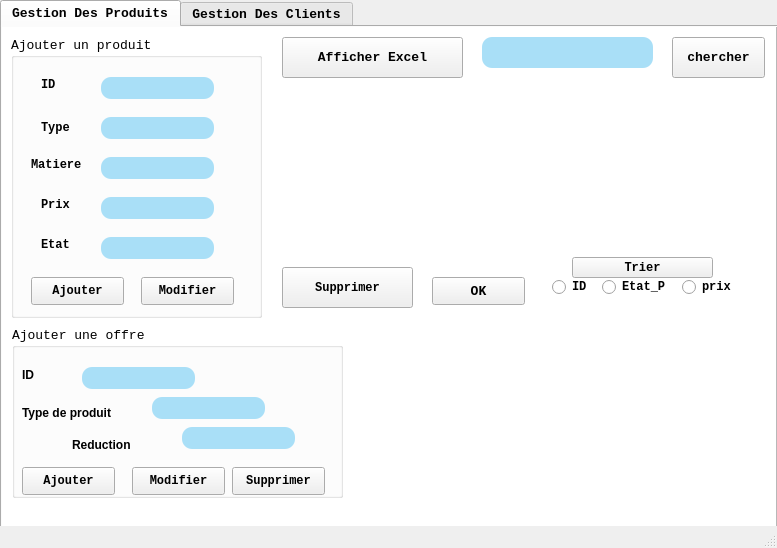
Above: mainwindow.ui from azizgarba/Smart_Dry_Cleaner_2A2 before the change. Below: the same form after it.
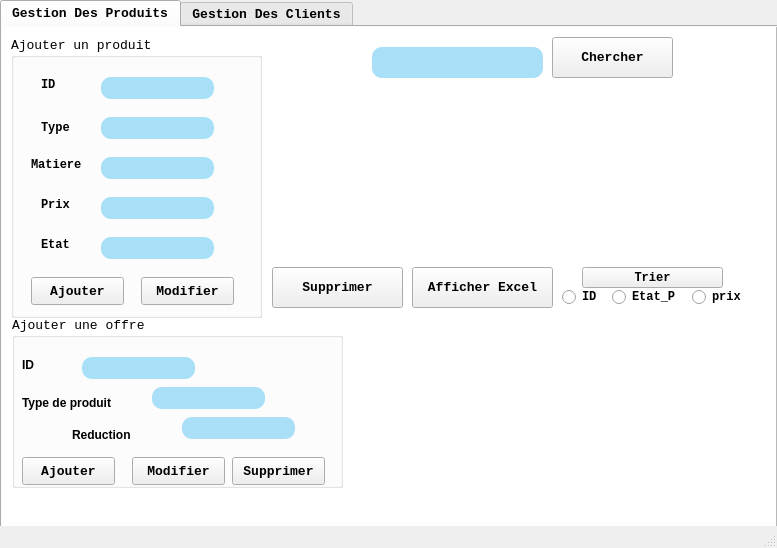
That is the form after the change. Icons and pictures are not drawn.

What changed in the file:
```diff
--- a/mainwindow.ui
+++ b/mainwindow.ui
@@ -72,7 +72,7 @@
      <widget class="QPushButton" name="pushButton_7">
       <property name="geometry">
        <rect>
-        <x>280</x>
+        <x>270</x>
         <y>240</y>
         <width>131</width>
         <height>41</height>
@@ -81,7 +81,7 @@
       <property name="font">
        <font>
         <family>Consolas</family>
-        <pointsize>9</pointsize>
+        <pointsize>10</pointsize>
         <weight>75</weight>
         <italic>false</italic>
         <bold>true</bold>
@@ -97,8 +97,8 @@
      <widget class="QLineEdit" name="lineEdit_7">
       <property name="geometry">
        <rect>
-        <x>480</x>
-        <y>10</y>
+        <x>370</x>
+        <y>20</y>
         <width>171</width>
         <height>31</height>
        </rect>
@@ -362,7 +362,7 @@
        <property name="font">
         <font>
          <family>Consolas</family>
-         <pointsize>9</pointsize>
+         <pointsize>10</pointsize>
          <weight>75</weight>
          <bold>true</bold>
         </font>
@@ -386,7 +386,7 @@
        <property name="font">
         <font>
          <family>Consolas</family>
-         <pointsize>9</pointsize>
+         <pointsize>10</pointsize>
          <weight>75</weight>
          <italic>false</italic>
          <bold>true</bold>
@@ -413,9 +413,9 @@
      <widget class="QPushButton" name="pushButton_9">
       <property name="geometry">
        <rect>
-        <x>280</x>
-        <y>10</y>
-        <width>181</width>
+        <x>410</x>
+        <y>240</y>
+        <width>141</width>
         <height>41</height>
        </rect>
       </property>
@@ -447,7 +447,7 @@
       <property name="geometry">
        <rect>
         <x>10</x>
-        <y>300</y>
+        <y>290</y>
         <width>331</width>
         <height>171</height>
        </rect>
@@ -595,7 +595,7 @@
        </property>
        <property name="font">
         <font>
-         <pointsize>9</pointsize>
+         <pointsize>10</pointsize>
          <weight>75</weight>
          <bold>true</bold>
         </font>
@@ -615,7 +615,7 @@
        </property>
        <property name="font">
         <font>
-         <pointsize>9</pointsize>
+         <pointsize>10</pointsize>
          <weight>75</weight>
          <bold>true</bold>
         </font>
@@ -635,7 +635,7 @@
        </property>
        <property name="font">
         <font>
-         <pointsize>9</pointsize>
+         <pointsize>10</pointsize>
          <weight>75</weight>
          <bold>true</bold>
         </font>
@@ -661,21 +661,26 @@
      <widget class="QPushButton" name="pushButton_5">
       <property name="geometry">
        <rect>
-        <x>670</x>
-        <y>10</y>
-        <width>93</width>
-        <height>41</height>
-       </rect>
-      </property>
-      <property name="text">
-       <string>chercher</string>
-      </property>
-     </widget>
-     <widget class="QRadioButton" name="radioButton">
-      <property name="geometry">
-       <rect>
         <x>550</x>
-        <y>250</y>
+        <y>10</y>
+        <width>121</width>
+        <height>41</height>
+       </rect>
+      </property>
+      <property name="font">
+       <font>
+        <family>Consolas</family>
+       </font>
+      </property>
+      <property name="text">
+       <string>Chercher</string>
+      </property>
+     </widget>
+     <widget class="QRadioButton" name="radioButton">
+      <property name="geometry">
+       <rect>
+        <x>560</x>
+        <y>260</y>
         <width>97</width>
         <height>20</height>
        </rect>
@@ -692,8 +697,8 @@
      <widget class="QPushButton" name="pushButton_8">
       <property name="geometry">
        <rect>
-        <x>570</x>
-        <y>230</y>
+        <x>580</x>
+        <y>240</y>
         <width>141</width>
         <height>21</height>
        </rect>
@@ -710,8 +715,8 @@
      <widget class="QRadioButton" name="radioButton_2">
       <property name="geometry">
        <rect>
-        <x>600</x>
-        <y>250</y>
+        <x>610</x>
+        <y>260</y>
         <width>97</width>
         <height>20</height>
        </rect>
@@ -728,8 +733,8 @@
      <widget class="QRadioButton" name="radioButton_3">
       <property name="geometry">
        <rect>
-        <x>680</x>
-        <y>250</y>
+        <x>690</x>
+        <y>260</y>
         <width>97</width>
         <height>20</height>
        </rect>
@@ -743,19 +748,6 @@
        <string>prix</string>
       </property>
      </widget>
-     <widget class="QPushButton" name="pushButton_10">
-      <property name="geometry">
-       <rect>
-        <x>430</x>
-        <y>250</y>
-        <width>93</width>
-        <height>28</height>
-       </rect>
-      </property>
-      <property name="text">
-       <string>OK</string>
-      </property>
-     </widget>
      <zorder>textBrowser_19</zorder>
      <zorder>pushButton_7</zorder>
      <zorder>lineEdit_7</zorder>
```
Left out of the diff: 1 changed line with no effect on the pictures.
